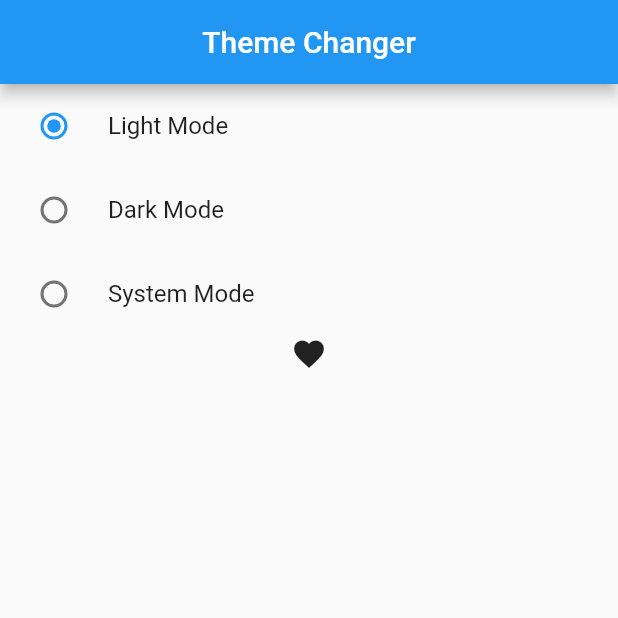
After one commit to emonalmamun/flutter_provider, a Flutter app: the screen it shows after launch, after a tap on "Light Mode", on a phone screen of 412 x 824 dp, the top half of it. The commit adds this screen. Run offline on Flutter 3.47's test engine with Material 2 defaults, Android fonts, the phone set to English and light mode, and no system bars.

Commit message:
theme Mode

```diff
--- a/lib/main.dart
+++ b/lib/main.dart
@@ -2,6 +2,8 @@ import 'package:flutter/material.dart';
 import 'package:flutter_provider/provider/count_provider.dart';
 import 'package:flutter_provider/provider/favourite_provider.dart';
 import 'package:flutter_provider/provider/slider_provider.dart';
+import 'package:flutter_provider/provider/theme_changer_provider.dart';
+import 'package:flutter_provider/screen/dark_mode/dark_theme_page.dart';
 import 'package:flutter_provider/screen/favourite/favourite_page.dart';
 import 'package:flutter_provider/screen/home_page.dart';
 import 'package:flutter_provider/screen/slider_page.dart';
@@ -16,20 +18,38 @@ class MyApp extends StatelessWidget {
 
   @override
   Widget build(BuildContext context) {
+    //final themeChanger = Provider.of<ThemeChangerProvider>(context);
     return MultiProvider(
       providers: [
         ChangeNotifierProvider(create: (_) => CountProvider()),
         ChangeNotifierProvider(create: (_) => SliderProvider()),
         ChangeNotifierProvider(create: (_) => FavouriteItemProvider()),
+        ChangeNotifierProvider(create: (_) => ThemeChangerProvider()),
       ],
-      child: MaterialApp(
+      child: Builder(
+        builder: (BuildContext context) {
+          final themeChanger = Provider.of<ThemeChangerProvider>(context);
+          return MaterialApp(
             debugShowCheckedModeBanner: false,
             title: 'Provider State Management',
+            themeMode: themeChanger.themeMode,
             theme: ThemeData(
+              brightness: Brightness.light,
               primarySwatch: Colors.blue,
             ),
-        home: const FavoritePage(),
+            darkTheme: ThemeData(
+              brightness: Brightness.dark,
+              iconTheme: const IconThemeData(
+                color: Colors.red,
               ),
+              appBarTheme: const AppBarTheme(
+                backgroundColor: Colors.green,
+              )
+            ),
+            home: const DarkThemePage(),
+          );
+        },
+      )
     );
   }
 }
--- /dev/null
+++ b/lib/provider/theme_changer_provider.dart
@@ -0,0 +1,14 @@
+import 'package:flutter/foundation.dart';
+import 'package:flutter/material.dart';
+
+class ThemeChangerProvider with ChangeNotifier{
+
+  var _themeMode = ThemeMode.light;
+  ThemeMode get themeMode => _themeMode;
+
+  void themeChanger(themeMode){
+    _themeMode = themeMode;
+    notifyListeners();
+  }
+
+}
--- /dev/null
+++ b/lib/screen/dark_mode/dark_theme_page.dart
@@ -0,0 +1,44 @@
+import 'package:flutter/material.dart';
+import 'package:flutter_provider/provider/theme_changer_provider.dart';
+import 'package:provider/provider.dart';
+
+class DarkThemePage extends StatefulWidget {
+  const DarkThemePage({Key? key}) : super(key: key);
+
+  @override
+  State<DarkThemePage> createState() => _DarkThemePageState();
+}
+
+class _DarkThemePageState extends State<DarkThemePage> {
+  @override
+  Widget build(BuildContext context) {
+    final themeChanger = Provider.of<ThemeChangerProvider>(context);
+    print("Whole widget rebuild");
+    return Scaffold(
+      appBar: AppBar(title: const Text('Theme Changer'),centerTitle: true,),
+      body: Column(
+        children: [
+          RadioListTile<ThemeMode>(
+            title: Text("Light Mode"),
+              value: ThemeMode.light,
+              groupValue: themeChanger.themeMode,
+              onChanged: themeChanger.themeChanger
+          ),
+          RadioListTile<ThemeMode>(
+            title: Text("Dark Mode"),
+              value: ThemeMode.dark,
+              groupValue: themeChanger.themeMode,
+              onChanged: themeChanger.themeChanger
+          ),
+          RadioListTile<ThemeMode>(
+            title: Text("System Mode"),
+              value: ThemeMode.system,
+              groupValue: themeChanger.themeMode,
+              onChanged: themeChanger.themeChanger
+          ),
+          Icon(Icons.favorite),
+        ],
+      ),
+    );
+  }
+}
```
Lines whose indentation alone changed are shown as unchanged.
